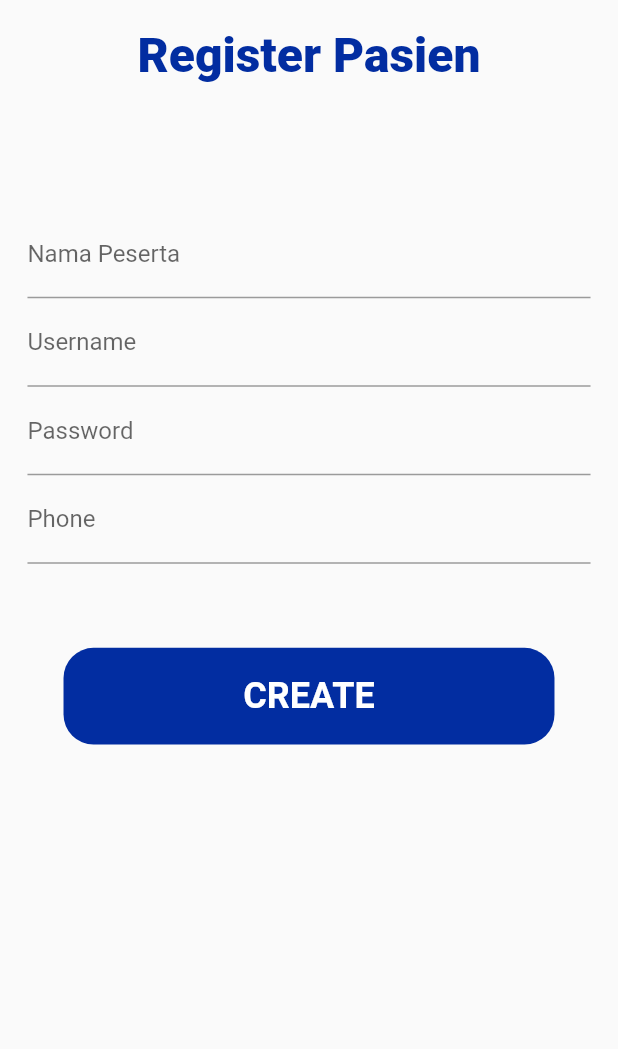
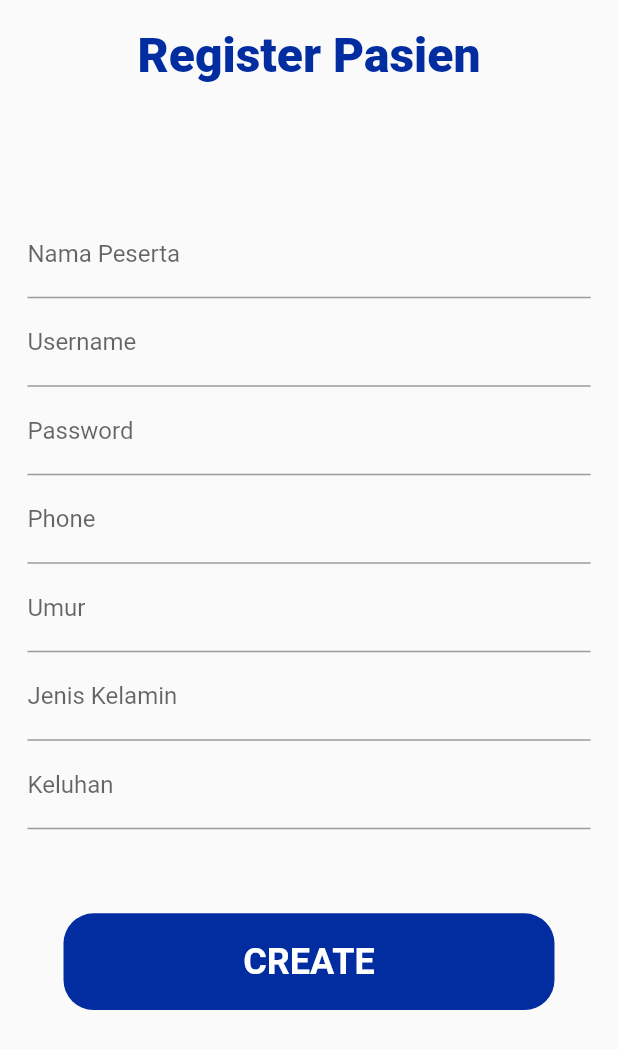
Before and after one commit to shidiqfebrianto/smart_kid_klinik, a Flutter app: the screen it shows after launch, after a tap on "Dont have an account? Register", on a phone screen of 412 x 824 dp. Shown: the top 1049 px of the screen. Run offline on Flutter 3.47's test engine with Material 2 defaults, Android fonts, the light colour scheme and no system bars; our stand-ins replace flutter_screenutil.

Commit message:
Update Screen - Home - Login - Registrasi

```diff
--- a/lib/screen/login_screen.dart
+++ b/lib/screen/login_screen.dart
@@ -1,5 +1,6 @@
 import 'package:flutter/material.dart';
 import 'package:flutter_screenutil/flutter_screenutil.dart';
+import 'package:smart_kid_klinik/screen/home_screen.dart';
 
 import '../constant/image_constant.dart';
 import '../helpers/hex_color.dart';
@@ -48,7 +49,12 @@ class _LoginScreenState extends State<LoginScreen> {
                 obscureText: true,
               ),
               space(height: 56),
-              Container(
+              GestureDetector(
+                onTap: () => Navigator.push(
+                  context,
+                  MaterialPageRoute(builder: (context) => const HomeScreen()),
+                ),
+                child: Container(
                   width: 286.w,
                   height: 54.h,
                   decoration: BoxDecoration(
@@ -61,6 +67,7 @@ class _LoginScreenState extends State<LoginScreen> {
                         color: Colors.white,
                         fontWeight: FontWeight.bold,
                         fontSize: 24,
+                      ),
                     ),
                   ),
                 ),
--- a/lib/screen/registrasi_screen.dart
+++ b/lib/screen/registrasi_screen.dart
@@ -3,6 +3,7 @@ import 'package:flutter_screenutil/flutter_screenutil.dart';
 
 import '../helpers/hex_color.dart';
 import '../helpers/space.dart';
+import 'login_screen.dart';
 
 class RegisterScreen extends StatefulWidget {
   const RegisterScreen({Key? key}) : super(key: key);
@@ -60,8 +61,32 @@ class _RegisterScreenState extends State<RegisterScreen> {
                     label: Text('Phone'),
                   ),
                 ),
+                TextField(
+                  controller: usernameTEC,
+                  decoration: const InputDecoration(
+                    label: Text('Umur'),
+                  ),
+                ),
+                TextField(
+                  controller: usernameTEC,
+                  decoration: const InputDecoration(
+                    label: Text('Jenis Kelamin'),
+                  ),
+                ),
+                TextField(
+                  controller: usernameTEC,
+                  decoration: const InputDecoration(
+                    label: Text('Keluhan'),
+                  ),
+                ),
                 space(height: 56),
-                Container(
+                GestureDetector(
+                  onTap: () => Navigator.push(
+                    context,
+                    MaterialPageRoute(
+                        builder: (context) => const LoginScreen()),
+                  ),
+                  child: Container(
                     width: 286.w,
                     height: 54.h,
                     decoration: BoxDecoration(
@@ -78,6 +103,7 @@ class _RegisterScreenState extends State<RegisterScreen> {
                       ),
                     ),
                   ),
+                ),
                 space(height: 56),
               ],
             ),
```
Also changed, not shown: lib/screen/home_screen.dart (added, +115 -0 lines). Lines whose indentation alone changed are shown as unchanged.
